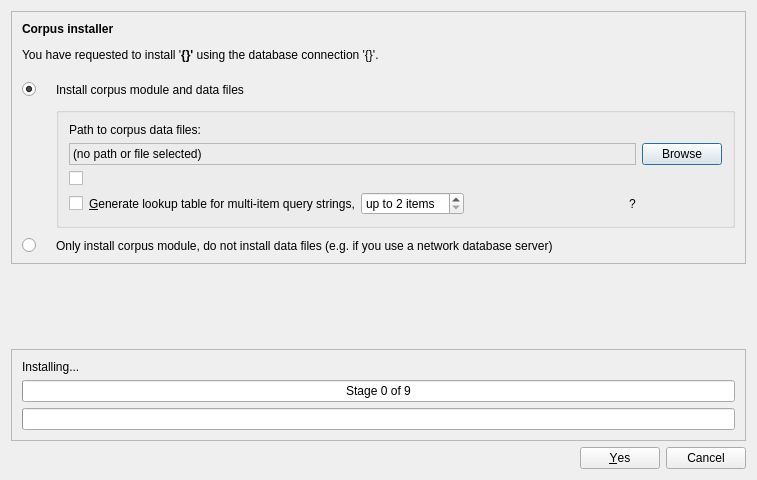
Above: coquery/gui/ui/corpusInstaller.ui from gkunter/coquery before the change. Below: the same form after it.
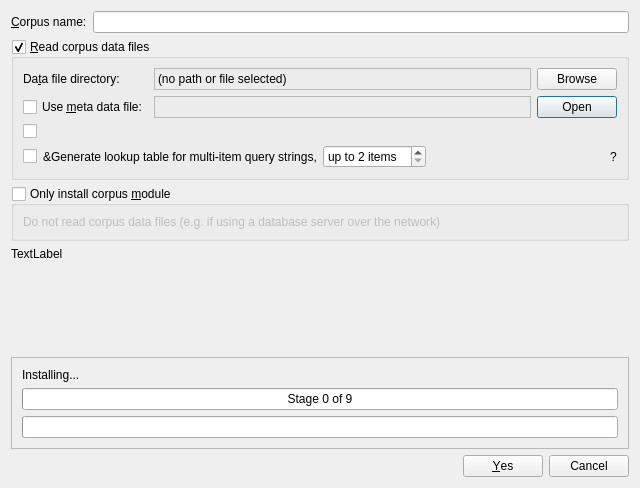
That is the form after the change. Icons and pictures are not drawn. Custom widgets are drawn as their Qt base class.

Commit message: Revamp interface. Add meta data file support.

Diff of the .ui file:
```diff
--- a/coquery/gui/ui/corpusInstaller.ui
+++ b/coquery/gui/ui/corpusInstaller.ui
@@ -6,8 +6,8 @@
    <rect>
     <x>0</x>
     <y>0</y>
-    <width>757</width>
-    <height>480</height>
+    <width>640</width>
+    <height>488</height>
    </rect>
   </property>
   <property name="sizePolicy">
@@ -22,89 +22,107 @@
   <property name="modal">
    <bool>true</bool>
   </property>
+  <layout class="QVBoxLayout" name="verticalLayout_4">
+   <item>
+    <layout class="QHBoxLayout" name="horizontalLayout">
+     <item>
+      <widget class="QLabel" name="name_label">
+       <property name="text">
+        <string>&amp;Corpus name:</string>
+       </property>
+       <property name="buddy">
+        <cstring>input_path</cstring>
+       </property>
+      </widget>
+     </item>
+     <item>
+      <widget class="QLineEdit" name="corpus_name">
+       <property name="maxLength">
+        <number>32</number>
+       </property>
+      </widget>
+     </item>
+    </layout>
+   </item>
+   <item>
+    <widget class="QWidget" name="widget_options" native="true">
   <layout class="QVBoxLayout" name="verticalLayout_3">
+      <property name="leftMargin">
+       <number>0</number>
+      </property>
+      <property name="topMargin">
+       <number>0</number>
+      </property>
+      <property name="rightMargin">
+       <number>0</number>
+      </property>
+      <property name="bottomMargin">
+       <number>0</number>
+      </property>
    <item>
-    <widget class="QFrame" name="frame">
+       <widget class="QGroupBox" name="group_read_files">
      <property name="sizePolicy">
       <sizepolicy hsizetype="Minimum" vsizetype="Minimum">
        <horstretch>0</horstretch>
        <verstretch>0</verstretch>
       </sizepolicy>
      </property>
-     <property name="frameShape">
-      <enum>QFrame::StyledPanel</enum>
-     </property>
-     <property name="frameShadow">
-      <enum>QFrame::Raised</enum>
+        <property name="title">
+         <string>&amp;Read corpus data files</string>
+        </property>
+        <property name="checkable">
+         <bool>true</bool>
      </property>
      <layout class="QVBoxLayout" name="verticalLayout">
-      <property name="spacing">
-       <number>20</number>
-      </property>
-      <property name="margin">
-       <number>10</number>
-      </property>
       <item>
-       <widget class="QLabel" name="corpus_description">
+          <layout class="QGridLayout" name="gridLayout" columnstretch="0,1,0">
+           <item row="1" column="2">
+            <widget class="QPushButton" name="button_metafile">
         <property name="text">
-         <string>&lt;html&gt;&lt;head/&gt;&lt;body&gt;&lt;p&gt;&lt;span style=&quot; font-weight:600;&quot;&gt;Corpus installer&lt;/span&gt;&lt;/p&gt;&lt;p&gt;You have requested to install '&lt;span style=&quot; font-weight:600;&quot;&gt;{}'&lt;/span&gt; using the database connection '{}'.&lt;/p&gt;&lt;/body&gt;&lt;/html&gt;</string>
-        </property>
-        <property name="wordWrap">
-         <bool>true</bool>
+              <string>Open</string>
+             </property>
+             <property name="icon">
+              <iconset theme="document-open">
+               <normaloff>.</normaloff>.</iconset>
         </property>
        </widget>
       </item>
-      <item>
-       <layout class="QGridLayout" name="gridLayout_2">
-        <property name="verticalSpacing">
-         <number>10</number>
-        </property>
         <item row="1" column="1">
-         <widget class="QGroupBox" name="box_build_options">
+            <widget class="CoqClickableLabel" name="label_metafile">
+             <property name="frameShape">
+              <enum>QFrame::StyledPanel</enum>
+             </property>
+             <property name="frameShadow">
+              <enum>QFrame::Sunken</enum>
+             </property>
+             <property name="text">
+              <string/>
+             </property>
+            </widget>
+           </item>
+           <item row="0" column="0">
+            <widget class="QLabel" name="label_input_path">
           <property name="sizePolicy">
            <sizepolicy hsizetype="Minimum" vsizetype="Minimum">
             <horstretch>0</horstretch>
             <verstretch>0</verstretch>
            </sizepolicy>
           </property>
-          <layout class="QGridLayout" name="gridLayout">
-           <property name="margin">
-            <number>10</number>
-           </property>
-           <property name="verticalSpacing">
-            <number>-1</number>
-           </property>
-           <item row="4" column="0">
-            <layout class="QHBoxLayout" name="layout_nltk">
-             <item>
-              <widget class="QCheckBox" name="use_pos_tagging">
                <property name="text">
-                <string/>
-               </property>
-              </widget>
-             </item>
-             <item>
-              <widget class="QLabel" name="label_pos_tagging">
-               <property name="sizePolicy">
-                <sizepolicy hsizetype="MinimumExpanding" vsizetype="Fixed">
-                 <horstretch>0</horstretch>
-                 <verstretch>0</verstretch>
-                </sizepolicy>
-               </property>
-               <property name="text">
-                <string/>
+              <string>Da&amp;ta file directory:</string>
+             </property>
+             <property name="alignment">
+              <set>Qt::AlignLeading|Qt::AlignLeft|Qt::AlignVCenter</set>
                </property>
                <property name="wordWrap">
                 <bool>true</bool>
                </property>
                <property name="buddy">
-                <cstring>use_pos_tagging</cstring>
+              <cstring>input_path</cstring>
                </property>
               </widget>
              </item>
-            </layout>
-           </item>
-           <item row="1" column="1">
+           <item row="0" column="2">
             <widget class="QPushButton" name="button_input_path">
              <property name="sizePolicy">
               <sizepolicy hsizetype="Fixed" vsizetype="Fixed">
@@ -117,18 +135,75 @@
              </property>
              <property name="icon">
               <iconset theme="folder">
-               <normaloff/>
-              </iconset>
+               <normaloff>.</normaloff>.</iconset>
              </property>
              <property name="shortcut">
               <string>Alt+B</string>
              </property>
             </widget>
            </item>
-           <item row="5" column="0">
+           <item row="0" column="1">
+            <widget class="CoqClickableLabel" name="input_path">
+             <property name="frameShape">
+              <enum>QFrame::StyledPanel</enum>
+             </property>
+             <property name="frameShadow">
+              <enum>QFrame::Sunken</enum>
+             </property>
+             <property name="text">
+              <string>(no path or file selected)</string>
+             </property>
+            </widget>
+           </item>
+           <item row="1" column="0">
+            <widget class="QCheckBox" name="check_use_metafile">
+             <property name="text">
+              <string>Use &amp;meta data file:</string>
+             </property>
+            </widget>
+           </item>
+          </layout>
+         </item>
+         <item>
+          <layout class="QHBoxLayout" name="layout_nltk">
+           <item>
+            <widget class="QCheckBox" name="use_pos_tagging">
+             <property name="text">
+              <string/>
+             </property>
+            </widget>
+           </item>
+           <item>
+            <widget class="QLabel" name="label_pos_tagging">
+             <property name="sizePolicy">
+              <sizepolicy hsizetype="MinimumExpanding" vsizetype="Fixed">
+               <horstretch>0</horstretch>
+               <verstretch>0</verstretch>
+              </sizepolicy>
+             </property>
+             <property name="text">
+              <string/>
+             </property>
+             <property name="wordWrap">
+              <bool>true</bool>
+             </property>
+            </widget>
+           </item>
+          </layout>
+         </item>
+         <item>
             <widget class="QWidget" name="widget_ngram" native="true">
              <layout class="QHBoxLayout" name="horizontalLayout_3" stretch="0,0,0,1,0">
-              <property name="margin">
+            <property name="leftMargin">
+             <number>0</number>
+            </property>
+            <property name="topMargin">
+             <number>0</number>
+            </property>
+            <property name="rightMargin">
+             <number>0</number>
+            </property>
+            <property name="bottomMargin">
                <number>0</number>
               </property>
               <item>
@@ -143,9 +218,6 @@
                 <property name="text">
                  <string>&amp;Generate lookup table for multi-item query strings,</string>
                 </property>
-                <property name="buddy">
-                 <cstring>check_ngram</cstring>
-                </property>
                </widget>
               </item>
               <item>
@@ -196,93 +268,36 @@
              </layout>
             </widget>
            </item>
-           <item row="0" column="0">
-            <widget class="QLabel" name="label_8">
-             <property name="sizePolicy">
-              <sizepolicy hsizetype="Minimum" vsizetype="Minimum">
-               <horstretch>0</horstretch>
-               <verstretch>0</verstretch>
-              </sizepolicy>
-             </property>
-             <property name="text">
-              <string>Path to corpus data files:</string>
-             </property>
-             <property name="alignment">
-              <set>Qt::AlignLeading|Qt::AlignLeft|Qt::AlignVCenter</set>
-             </property>
-             <property name="wordWrap">
-              <bool>true</bool>
-             </property>
-            </widget>
-           </item>
-           <item row="1" column="0">
-            <widget class="CoqClickableLabel" name="input_path">
-             <property name="frameShape">
-              <enum>QFrame::StyledPanel</enum>
-             </property>
-             <property name="frameShadow">
-              <enum>QFrame::Sunken</enum>
-             </property>
-             <property name="text">
-              <string>(no path or file selected)</string>
-             </property>
-            </widget>
-           </item>
           </layout>
          </widget>
         </item>
-        <item row="3" column="0">
-         <widget class="QRadioButton" name="radio_only_module">
-          <property name="sizePolicy">
-           <sizepolicy hsizetype="Fixed" vsizetype="Fixed">
-            <horstretch>0</horstretch>
-            <verstretch>0</verstretch>
-           </sizepolicy>
-          </property>
-          <property name="text">
-           <string/>
-          </property>
-         </widget>
-        </item>
-        <item row="3" column="1">
-         <widget class="QLabel" name="label_6">
-          <property name="text">
-           <string>Only install corpus module, do not install data files (e.g. if you use a network database server)</string>
-          </property>
-          <property name="wordWrap">
+      <item>
+       <widget class="QGroupBox" name="group_only_module">
+        <property name="title">
+         <string>Only install corpus &amp;module</string>
+        </property>
+        <property name="checkable">
            <bool>true</bool>
-          </property>
-         </widget>
-        </item>
-        <item row="0" column="1">
-         <widget class="QLabel" name="label_5">
-          <property name="text">
-           <string>Install corpus module and data files</string>
-          </property>
-          <property name="wordWrap">
-           <bool>true</bool>
-          </property>
-         </widget>
-        </item>
-        <item row="0" column="0">
-         <widget class="QRadioButton" name="radio_complete">
-          <property name="sizePolicy">
-           <sizepolicy hsizetype="Fixed" vsizetype="Fixed">
-            <horstretch>0</horstretch>
-            <verstretch>0</verstretch>
-           </sizepolicy>
-          </property>
-          <property name="text">
-           <string/>
           </property>
           <property name="checked">
-           <bool>true</bool>
-          </property>
+         <bool>false</bool>
+        </property>
+        <layout class="QVBoxLayout" name="verticalLayout_5">
+         <item>
+          <widget class="QLabel" name="label_4">
+           <property name="text">
+            <string>Do not read corpus data files (e.g. if using a database server over the network)</string>
+           </property>
          </widget>
         </item>
        </layout>
+       </widget>
       </item>
-     </layout>
+      <item>
+       <widget class="QLabel" name="issue_label">
+        <property name="text">
+         <string>TextLabel</string>
+        </property>
     </widget>
    </item>
    <item>
@@ -298,6 +313,9 @@
      </property>
     </spacer>
    </item>
+     </layout>
+    </widget>
+   </item>
    <item>
     <widget class="QFrame" name="progress_box">
      <property name="frameShape">
@@ -307,7 +325,16 @@
       <enum>QFrame::Raised</enum>
      </property>
      <layout class="QVBoxLayout" name="verticalLayout_2">
-      <property name="margin">
+      <property name="leftMargin">
+       <number>10</number>
+      </property>
+      <property name="topMargin">
+       <number>10</number>
+      </property>
+      <property name="rightMargin">
+       <number>10</number>
+      </property>
+      <property name="bottomMargin">
        <number>10</number>
       </property>
       <item>
@@ -359,16 +386,16 @@
   </layout>
  </widget>
  <customwidgets>
-  <customwidget>
-   <class>CoqInfoLabel</class>
-   <extends>QLabel</extends>
-   <header>..classes</header>
-  </customwidget>
   <customwidget>
    <class>CoqClickableLabel</class>
    <extends>QLabel</extends>
    <header location="global">..classes</header>
   </customwidget>
+  <customwidget>
+   <class>CoqInfoLabel</class>
+   <extends>QLabel</extends>
+   <header>..classes</header>
+  </customwidget>
  </customwidgets>
  <resources/>
  <connections>
```
Lines whose indentation alone changed are shown as unchanged. The commit also changes 2 other files.
